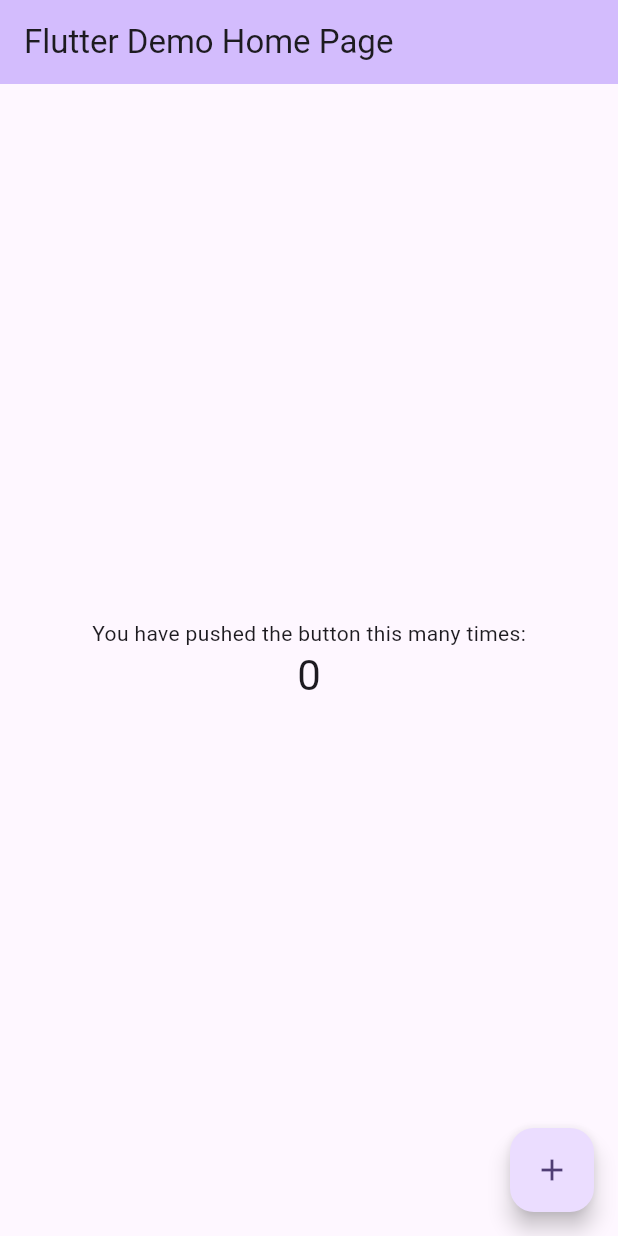
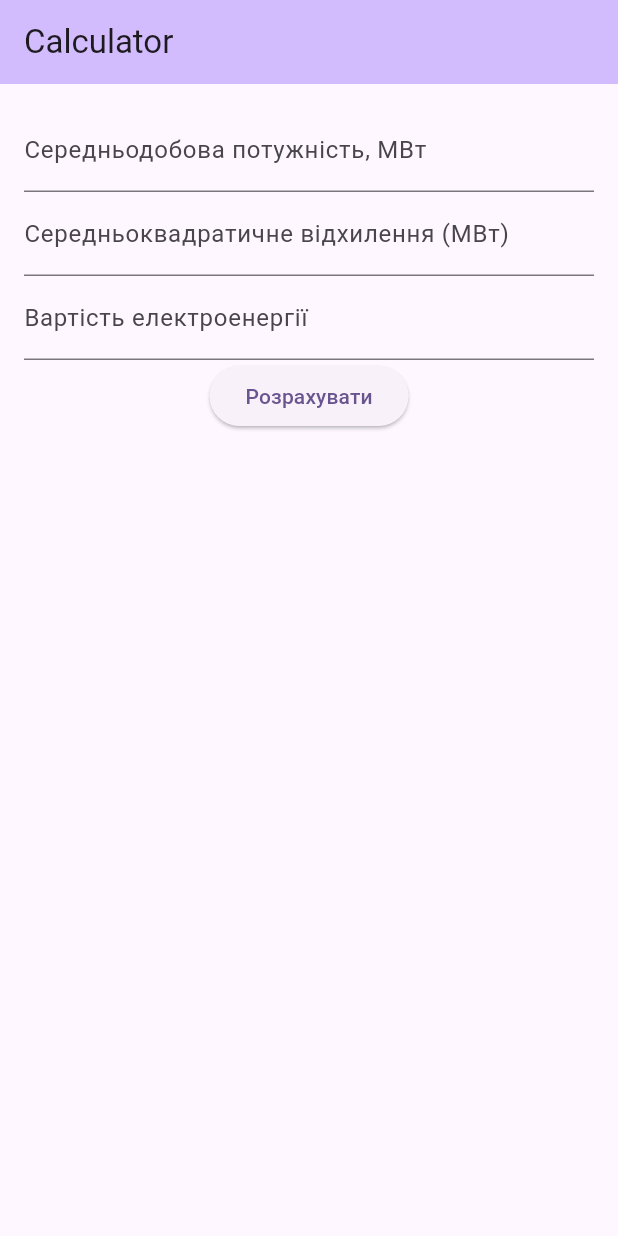
Before and after one commit to Victoriia-Ripka/Dart, a Flutter app: the screen it shows after launch, on a phone screen of 412 x 824 dp. Run offline on Flutter 3.47's test engine with Material 3 defaults, Android fonts, the phone set to English and light mode, and no system bars.

Commit message:
lab3 done

```diff
--- a/lab3/lib/main.dart
+++ b/lab3/lib/main.dart
@@ -1,3 +1,4 @@
+import 'dart:math';
 import 'package:flutter/material.dart';
 
 void main() {
@@ -7,46 +8,20 @@
 class MyApp extends StatelessWidget {
   const MyApp({super.key});
 
-  // This widget is the root of your application.
   @override
   Widget build(BuildContext context) {
     return MaterialApp(
-      title: 'Flutter Demo',
+      title: 'Lab3',
       theme: ThemeData(
-        // This is the theme of your application.
-        //
-        // TRY THIS: Try running your application with "flutter run". You'll see
-        // the application has a purple toolbar. Then, without quitting the app,
-        // try changing the seedColor in the colorScheme below to Colors.green
-        // and then invoke "hot reload" (save your changes or press the "hot
-        // reload" button in a Flutter-supported IDE, or press "r" if you used
-        // the command line to start the app).
-        //
-        // Notice that the counter didn't reset back to zero; the application
-        // state is not lost during the reload. To reset the state, use hot
-        // restart instead.
-        //
-        // This works for code too, not just values: Most code changes can be
-        // tested with just a hot reload.
         colorScheme: ColorScheme.fromSeed(seedColor: Colors.deepPurple),
       ),
-      home: const MyHomePage(title: 'Flutter Demo Home Page'),
+      home: const MyHomePage(title: 'Calculator'),
     );
   }
 }
 
 class MyHomePage extends StatefulWidget {
   const MyHomePage({super.key, required this.title});
-
-  // This widget is the home page of your application. It is stateful, meaning
-  // that it has a State object (defined below) that contains fields that affect
-  // how it looks.
-
-  // This class is the configuration for the state. It holds the values (in this
-  // case the title) provided by the parent (in this case the App widget) and
-  // used by the build method of the State. Fields in a Widget subclass are
-  // always marked "final".
-
   final String title;
 
   @override
@@ -54,69 +29,144 @@
 }
 
 class _MyHomePageState extends State<MyHomePage> {
-  int _counter = 0;
+  String errorText = '';
+  String resultText = '';
 
-  void _incrementCounter() {
+  final TextEditingController pCController = TextEditingController();
+  final TextEditingController sigmaController = TextEditingController();
+  final TextEditingController bController = TextEditingController();
+
+  double wCalculate(double p, double sigmaWValue, String type) {
+    switch (type) {
+      case "with":
+        return p * 24 * sigmaWValue;
+      case "without":
+        return p * 24 * (1 - sigmaWValue);
+      default:
+        return 0.0;
+    }
+  }
+
+  double profFineCalculate(double w, double b) {
+    return w*b;
+  }
+
+  double trapezoidalRule(double Function(double) f, double a, double b, int n) {
+    double h = (b - a) / n; // Width of each trapezoid
+    double sum = 0.5 * (f(a) + f(b)); // Start with half the endpoints
+
+    for (int i = 1; i < n; i++) {
+      double x = a + i * h;
+      sum += f(x);
+    }
+
+    return h * sum;
+  }
+
+  double calculateP(double pC, double sigma, double b) {
+    double x = pC * 0.95;
+    double y = pC * 1.05;
+
+    double pdFunction(double p) {
+      return exp(-pow(p - pC, 2) / (2 * pow(sigma, 2))) / (sigma * sqrt(2 * pi));
+    }
+
+    double sigmaWValue = trapezoidalRule(pdFunction, x, y, 100);
+
+    double w1 = wCalculate(pC, sigmaWValue, "with");
+    double prof1 = profFineCalculate(w1, b);
+    double w2 = wCalculate(pC, sigmaWValue, "without");
+    double fine1 = profFineCalculate(w2, b);
+
+    double pdFunctionUpdated(double p) {
+      return exp(-pow(p - pC, 2) / (pow(0.25, 2) * 2)) / (0.25 * sqrt(2 * pi));
+    }
+
+    double sigmaWValueUpdated = trapezoidalRule(pdFunctionUpdated, x, y, 100);
+
+    double w3 = wCalculate(pC, sigmaWValueUpdated, "with");
+    double prof2 = profFineCalculate(w3, b);
+    double w4 = wCalculate(pC, sigmaWValueUpdated, "without");
+    double fine2 = profFineCalculate(w4, b);
+
+    double profitValue = prof2 - fine2;
+    return profitValue;
+  }
+
+
+  void doCalculations() {
+    final List<double?> values = [
+      double.tryParse(pCController.text),
+      double.tryParse(sigmaController.text),
+      double.tryParse(bController.text)
+    ];
+
+    if (values.contains(null)) {
+      setState(() {
+        resultText = "";
+        errorText = "Будь ласка, введіть всі значення";
+      });
+      return;
+    }
+
+    final double pC = values[0]!;
+    final double sigma = values[1]!;
+    final double b = values[2]!;
+
+
+    final double profitValue = double.parse(calculateP(pC, sigma, b).toStringAsFixed(2));
+
     setState(() {
-      // This call to setState tells the Flutter framework that something has
-      // changed in this State, which causes it to rerun the build method below
-      // so that the display can reflect the updated values. If we changed
-      // _counter without calling setState(), then the build method would not be
-      // called again, and so nothing would appear to happen.
-      _counter++;
+      errorText = "";
+      resultText= "Прибуток становитиме $profitValue";
     });
   }
 
   @override
   Widget build(BuildContext context) {
-    // This method is rerun every time setState is called, for instance as done
-    // by the _incrementCounter method above.
-    //
-    // The Flutter framework has been optimized to make rerunning build methods
-    // fast, so that you can just rebuild anything that needs updating rather
-    // than having to individually change instances of widgets.
     return Scaffold(
       appBar: AppBar(
-        // TRY THIS: Try changing the color here to a specific color (to
-        // Colors.amber, perhaps?) and trigger a hot reload to see the AppBar
-        // change color while the other colors stay the same.
         backgroundColor: Theme.of(context).colorScheme.inversePrimary,
-        // Here we take the value from the MyHomePage object that was created by
-        // the App.build method, and use it to set our appbar title.
         title: Text(widget.title),
       ),
-      body: Center(
-        // Center is a layout widget. It takes a single child and positions it
-        // in the middle of the parent.
+      body: SingleChildScrollView(
+        padding: const EdgeInsets.all(16.0),
         child: Column(
-          // Column is also a layout widget. It takes a list of children and
-          // arranges them vertically. By default, it sizes itself to fit its
-          // children horizontally, and tries to be as tall as its parent.
-          //
-          // Column has various properties to control how it sizes itself and
-          // how it positions its children. Here we use mainAxisAlignment to
-          // center the children vertically; the main axis here is the vertical
-          // axis because Columns are vertical (the cross axis would be
-          // horizontal).
-          //
-          // TRY THIS: Invoke "debug painting" (choose the "Toggle Debug Paint"
-          // action in the IDE, or press "p" in the console), to see the
-          // wireframe for each widget.
           mainAxisAlignment: MainAxisAlignment.center,
           children: <Widget>[
-            const Text('You have pushed the button this many times:'),
-            Text(
-              '$_counter',
-              style: Theme.of(context).textTheme.headlineMedium,
+            TextField(
+              controller: pCController,
+              keyboardType: TextInputType.number,
+              decoration: const InputDecoration(labelText: 'Середньодобова потужність, МВт'),
             ),
+            TextField(
+              controller: sigmaController,
+              keyboardType: TextInputType.number,
+              decoration: const InputDecoration(labelText: 'Середньоквадратичне відхилення (МВт)'),
+            ),
+            TextField(
+              controller: bController,
+              keyboardType: TextInputType.number,
+              decoration: const InputDecoration(labelText: 'Вартість електроенергії'),
+            ),
+
+            ElevatedButton(onPressed: doCalculations, child: const Text("Розрахувати")),
+
+            if (errorText.isNotEmpty)
+              Text(
+                errorText,
+                style: const TextStyle(color: Colors.red, fontWeight: FontWeight.bold),
+              ),
+
+            if (resultText.isNotEmpty)
+              Text(
+                resultText,
+                style: const TextStyle(fontSize: 16, fontWeight: FontWeight.bold),
+              ),
+
           ],
         ),
       ),
-      floatingActionButton: FloatingActionButton(
-        onPressed: _incrementCounter,
-        tooltip: 'Increment',
-        child: const Icon(Icons.add),
-      ), // This trailing comma makes auto-formatting nicer for build methods.
     );
   }
 }
```
